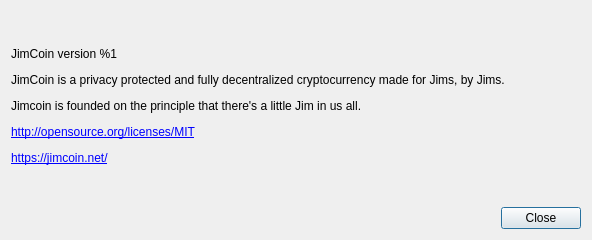
Before: the Qt Designer form src/gui/ui/aboutdialog.ui in DavisBryan/JimCoinGUI, drawn with Qt 5.
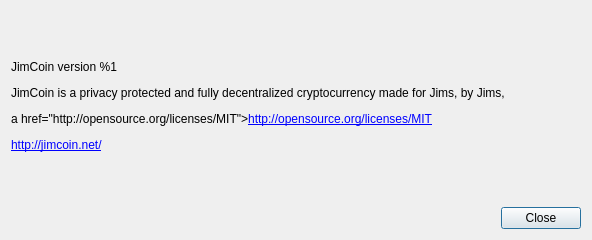
After: the same form once the commit is applied.

Diff of the .ui file:
```diff
--- a/src/gui/ui/aboutdialog.ui
+++ b/src/gui/ui/aboutdialog.ui
@@ -41,7 +41,7 @@
       </sizepolicy>
      </property>
      <property name="text">
-      <string>&lt;html&gt;&lt;head/&gt;&lt;body&gt;&lt;p&gt;JimCoin version %1&lt;/p&gt;&lt;p&gt;JimCoin is a privacy protected and fully decentralized cryptocurrency made for Jims, by Jims.&lt;/p&gt;&lt;p&gt;Jimcoin is founded on the principle that there's a little Jim in us all.&lt;/p&gt;&lt;p&gt;&lt;a href=&quot;http://opensource.org/licenses/MIT&quot;&gt;&lt;span style=&quot; text-decoration: underline; color:#0000ff;&quot;&gt;http://opensource.org/licenses/MIT&lt;/span&gt;&lt;/a&gt;&lt;/p&gt;&lt;p&gt;&lt;a href=&quot;https://jimcoin.net/&quot;&gt;&lt;span style=&quot; text-decoration: underline; color:#0000ff;&quot;&gt;https://jimcoin.net/&lt;/span&gt;&lt;/a&gt;&lt;/p&gt;&lt;/body&gt;&lt;/html&gt;</string>
+      <string>&lt;html&gt;&lt;head/&gt;&lt;body&gt;&lt;p&gt;JimCoin version %1&lt;/p&gt;&lt;p&gt;JimCoin is a privacy protected and fully decentralized cryptocurrency made for Jims, by Jims,&lt;/p&gt;&lt;p&gt;a href=&quot;http://opensource.org/licenses/MIT&quot;&gt;&lt;span style=&quot; text-decoration: underline; color:#0000ff;&quot;&gt;http://opensource.org/licenses/MIT&lt;/span&gt;&lt;/a&gt;&lt;/p&gt;&lt;p&gt;&lt;a href=&quot;http://jimcoin.net/&quot;&gt;&lt;span style=&quot; text-decoration: underline; color:#0000ff;&quot;&gt;http://jimcoin.net/&lt;/span&gt;&lt;/a&gt;&lt;/p&gt;&lt;/body&gt;&lt;/html&gt;</string>
      </property>
      <property name="textFormat">
       <enum>Qt::RichText</enum>
```
